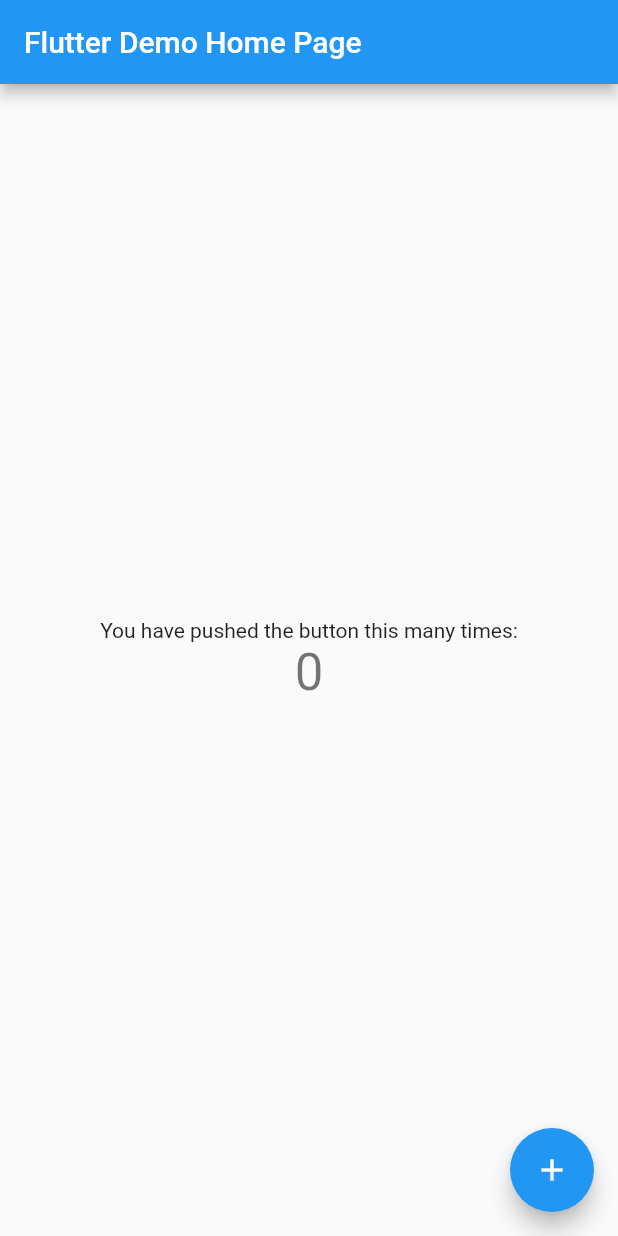
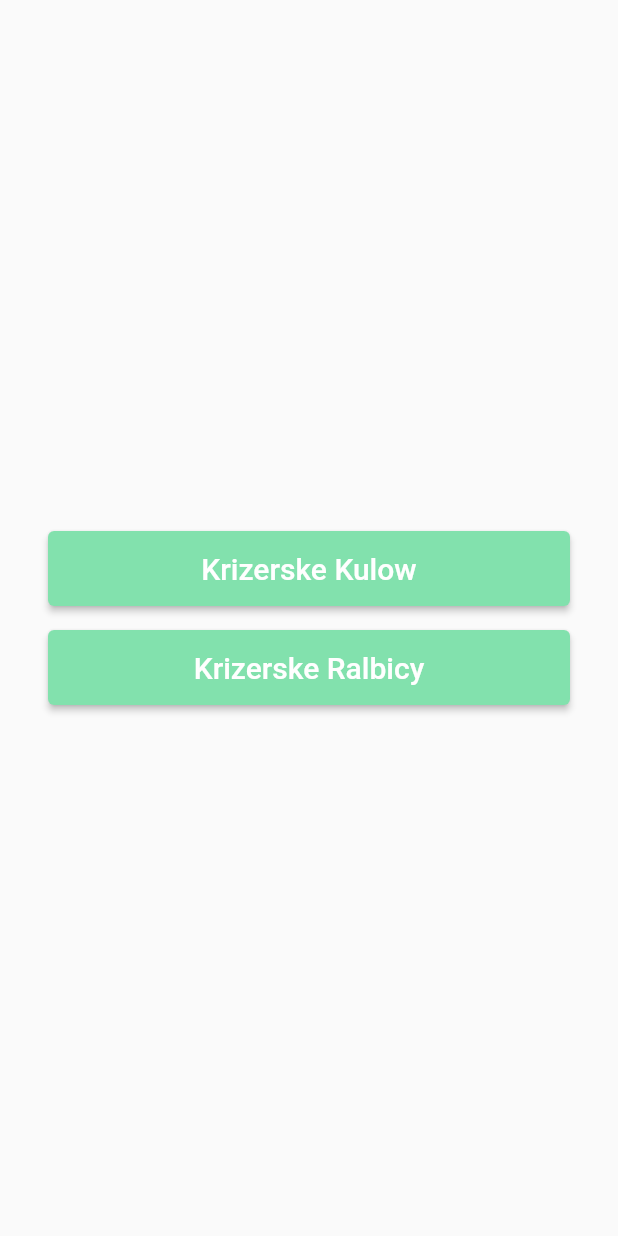
Before and after one commit to Boscij/Krizerske_Osterreitergesangsbuch, a Flutter app: the screen it shows after launch, on a phone screen of 412 x 824 dp. Run offline on Flutter 3.47's test engine with Material 2 defaults, Android fonts, the phone set to English and light mode, and no system bars; our stand-ins replace file_picker; missing offline and left inert: firebase_core_web, firebase_storage_web, flutter_pdfview; accounts and stored records are empty.

Commit message:
add feature to view pdf from assets and add two buttons on mainscreen

```diff
--- /dev/null
+++ b/lib/button/button.dart
@@ -0,0 +1,22 @@
+import 'package:flutter/material.dart';
+
+class ButtonWidget extends StatelessWidget {
+  final String text;
+  final VoidCallback onClicked;
+
+  const ButtonWidget({
+    Key key,
+    @required this.text,
+    @required this.onClicked,
+  }) : super(key: key);
+
+  @override
+  Widget build(BuildContext context) => ElevatedButton(
+        style: ElevatedButton.styleFrom(
+          primary: Color.fromARGB(255, 130, 225, 173),
+          minimumSize: Size.fromHeight(50),
+        ),
+        child: Text(text, style: TextStyle(fontSize: 20, color: Colors.white)),
+        onPressed: onClicked,
+      );
+}
--- a/lib/main.dart
+++ b/lib/main.dart
@@ -1,115 +1,78 @@
+import 'dart:io';
+
+//import 'package:firebase_core/firebase_core.dart';
 import 'package:flutter/material.dart';
+import 'package:flutter/services.dart';
+//import 'package:krizerske_osterreitergesangsbuch/api/pdf_api.dart';
+import 'package:krizerske_osterreitergesangsbuch/button/button.dart';
+import 'package:krizerske_osterreitergesangsbuch/api/pdf_api.dart';
+import 'package:krizerske_osterreitergesangsbuch/page/pdf_viewer_page.dart';
+//import 'package:pdf_viewer_example/page/pdf_viewer_page.dart';
 
-void main() {
-  runApp(const MyApp());
+Future main() async {
+  WidgetsFlutterBinding.ensureInitialized();
+  //await Firebase.initializeApp();
+
+  await SystemChrome.setPreferredOrientations([
+    DeviceOrientation.portraitUp,
+    DeviceOrientation.portraitDown,
+  ]);
+
+  runApp(MyApp());
 }
 
 class MyApp extends StatelessWidget {
-  const MyApp({Key? key}) : super(key: key);
+  static const String title = 'Krizerske - Osterreitergesangsbuch';
 
-  // This widget is the root of your application.
   @override
-  Widget build(BuildContext context) {
-    return MaterialApp(
-      title: 'Flutter Demo',
+  Widget build(BuildContext context) => MaterialApp(
+        debugShowCheckedModeBanner: false,
+        title: title,
         theme: ThemeData(
-        // This is the theme of your application.
-        //
-        // Try running your application with "flutter run". You'll see the
-        // application has a blue toolbar. Then, without quitting the app, try
-        // changing the primarySwatch below to Colors.green and then invoke
-        // "hot reload" (press "r" in the console where you ran "flutter run",
-        // or simply save your changes to "hot reload" in a Flutter IDE).
-        // Notice that the counter didn't reset back to zero; the application
-        // is not restarted.
-        primarySwatch: Colors.blue,
+          primaryColor: Colors.blue,
         ),
-      home: const MyHomePage(title: 'Flutter Demo Home Page'),
+        home: MainPage(),
       );
 }
+
+class MainPage extends StatefulWidget {
+  @override
+  _MainPageState createState() => _MainPageState();
 }
 
-class MyHomePage extends StatefulWidget {
-  const MyHomePage({Key? key, required this.title}) : super(key: key);
-
-  // This widget is the home page of your application. It is stateful, meaning
-  // that it has a State object (defined below) that contains fields that affect
-  // how it looks.
-
-  // This class is the configuration for the state. It holds the values (in this
-  // case the title) provided by the parent (in this case the App widget) and
-  // used by the build method of the State. Fields in a Widget subclass are
-  // always marked "final".
-
-  final String title;
-
+class _MainPageState extends State<MainPage> {
   @override
-  State<MyHomePage> createState() => _MyHomePageState();
-}
-
-class _MyHomePageState extends State<MyHomePage> {
-  int _counter = 0;
-
-  void _incrementCounter() {
-    setState(() {
-      // This call to setState tells the Flutter framework that something has
-      // changed in this State, which causes it to rerun the build method below
-      // so that the display can reflect the updated values. If we changed
-      // _counter without calling setState(), then the build method would not be
-      // called again, and so nothing would appear to happen.
-      _counter++;
-    });
-  }
-
-  @override
-  Widget build(BuildContext context) {
-    // This method is rerun every time setState is called, for instance as done
-    // by the _incrementCounter method above.
-    //
-    // The Flutter framework has been optimized to make rerunning build methods
-    // fast, so that you can just rebuild anything that needs updating rather
-    // than having to individually change instances of widgets.
-    return Scaffold(
-      appBar: AppBar(
-        // Here we take the value from the MyHomePage object that was created by
-        // the App.build method, and use it to set our appbar title.
-        title: Text(widget.title),
+  Widget build(BuildContext context) => Scaffold(
+        body: Center(
+          child: Padding(
+            padding: EdgeInsets.all(32),
+            child: Column(
+              mainAxisAlignment: MainAxisAlignment.center,
+              children: [
+                ButtonWidget(
+                  text: 'Krizerske Kulow',
+                  onClicked: () async {
+                    const path = 'assets/Krizerske_Kulow.pdf';
+                    final file = await PDFApi.loadAsset(path);
+                    openPDF(context, file);
+                  },
                 ),
-      body: Center(
-        // Center is a layout widget. It takes a single child and positions it
-        // in the middle of the parent.
-        child: Column(
-          // Column is also a layout widget. It takes a list of children and
-          // arranges them vertically. By default, it sizes itself to fit its
-          // children horizontally, and tries to be as tall as its parent.
-          //
-          // Invoke "debug painting" (press "p" in the console, choose the
-          // "Toggle Debug Paint" action from the Flutter Inspector in Android
-          // Studio, or the "Toggle Debug Paint" command in Visual Studio Code)
-          // to see the wireframe for each widget.
-          //
-          // Column has various properties to control how it sizes itself and
-          // how it positions its children. Here we use mainAxisAlignment to
-          // center the children vertically; the main axis here is the vertical
-          // axis because Columns are vertical (the cross axis would be
-          // horizontal).
-          mainAxisAlignment: MainAxisAlignment.center,
-          children: <Widget>[
-            const Text(
-              'You have pushed the button this many times:',
-            ),
-            Text(
-              '$_counter',
-              style: Theme.of(context).textTheme.headline4,
+                const SizedBox(height: 16),
+                ButtonWidget(
+                  text: 'Krizerske Ralbicy',
+                  onClicked: () async {
+                    const path = 'assets/Krizerske_Ralbicy.pdf';
+                    final file = await PDFApi.loadAsset(path);
+                    openPDF(context, file);
+                  },
                 ),
               ],
             ),
           ),
-      floatingActionButton: FloatingActionButton(
-        onPressed: _incrementCounter,
-        tooltip: 'Increment',
-        child: const Icon(Icons.add),
-      ), // This trailing comma makes auto-formatting nicer for build methods.
+        ),
+      );
+
+  void openPDF(BuildContext context, File file) => Navigator.of(context).push(
+        MaterialPageRoute(builder: (context) => PDFViewerPage(file: file)),
       );
 }
-}
```
Also changed, not shown: lib/api/pdf_api.dart (added, +55 -0 lines), lib/generated_plugin_registrant.dart (added, +20 -0 lines), lib/page/pdf_viewer_page.dart (added, +67 -0 lines), pubspec.yaml (+11 -1 lines), 4 other files. Lines whose indentation alone changed are shown as unchanged.
